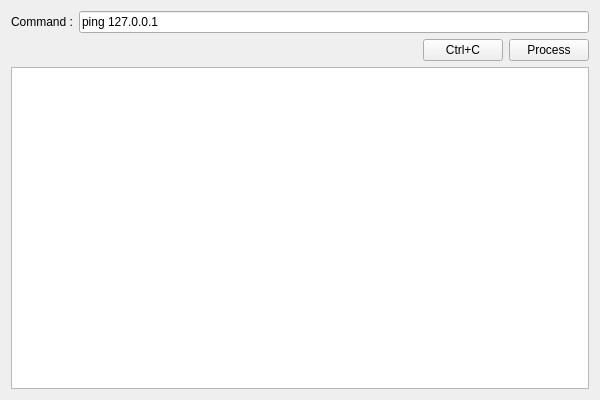
The window that NoobCMD/NoobCMD.ui (MonogatariL/NoobCMD-QProcess-Demo) describes before a commit, drawn with Qt 5.
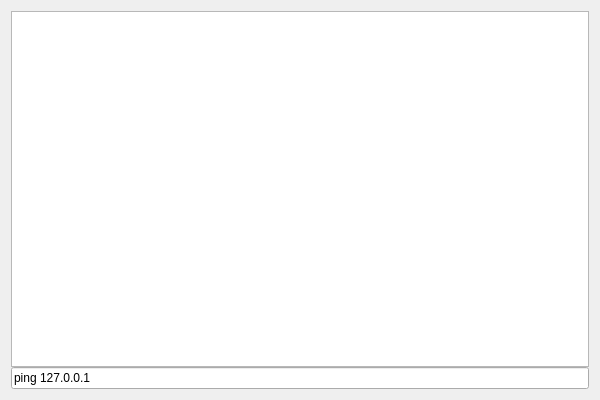
The same window after the commit. Custom widgets are drawn as their Qt base class.

Commit message: 重定义了LineEdit的键盘事件，快捷键功能完成

```diff
--- a/NoobCMD/NoobCMD.ui
+++ b/NoobCMD/NoobCMD.ui
@@ -14,55 +14,9 @@
    <string>NoobCMD</string>
   </property>
   <layout class="QVBoxLayout" name="verticalLayout">
-   <item>
-    <layout class="QHBoxLayout" name="horizontalLayout">
-     <item>
-      <widget class="QLabel" name="label">
-       <property name="text">
-        <string>Command :</string>
-       </property>
-      </widget>
-     </item>
-     <item>
-      <widget class="QLineEdit" name="LE_Command">
-       <property name="text">
-        <string>ping 127.0.0.1</string>
-       </property>
-      </widget>
-     </item>
-    </layout>
-   </item>
-   <item>
-    <layout class="QHBoxLayout" name="horizontalLayout_3">
-     <item>
-      <spacer name="horizontalSpacer">
-       <property name="orientation">
-        <enum>Qt::Horizontal</enum>
-       </property>
-       <property name="sizeHint" stdset="0">
-        <size>
-         <width>40</width>
-         <height>20</height>
-        </size>
-       </property>
-      </spacer>
-     </item>
-     <item>
-      <widget class="QPushButton" name="PB_CtrlC">
-       <property name="text">
-        <string>Ctrl+C</string>
-       </property>
-      </widget>
-     </item>
-     <item>
-      <widget class="QPushButton" name="PB_Process">
-       <property name="text">
-        <string>Process</string>
-       </property>
-      </widget>
-     </item>
-    </layout>
-   </item>
+   <property name="spacing">
+    <number>0</number>
+   </property>
    <item>
     <widget class="QTextEdit" name="TXT_Report">
      <property name="readOnly">
@@ -70,9 +24,27 @@
      </property>
     </widget>
    </item>
+   <item>
+    <layout class="QHBoxLayout" name="horizontalLayout">
+     <item>
+      <widget class="LineEditModify" name="LE_Command">
+       <property name="text">
+        <string>ping 127.0.0.1</string>
+       </property>
+      </widget>
+     </item>
+    </layout>
+   </item>
   </layout>
  </widget>
  <layoutdefault spacing="6" margin="11"/>
+ <customwidgets>
+  <customwidget>
+   <class>LineEditModify</class>
+   <extends>QLineEdit</extends>
+   <header>lineeditmodify.h</header>
+  </customwidget>
+ </customwidgets>
  <resources>
   <include location="NoobCMD.qrc"/>
  </resources>
```
The commit also changes 6 other files.
